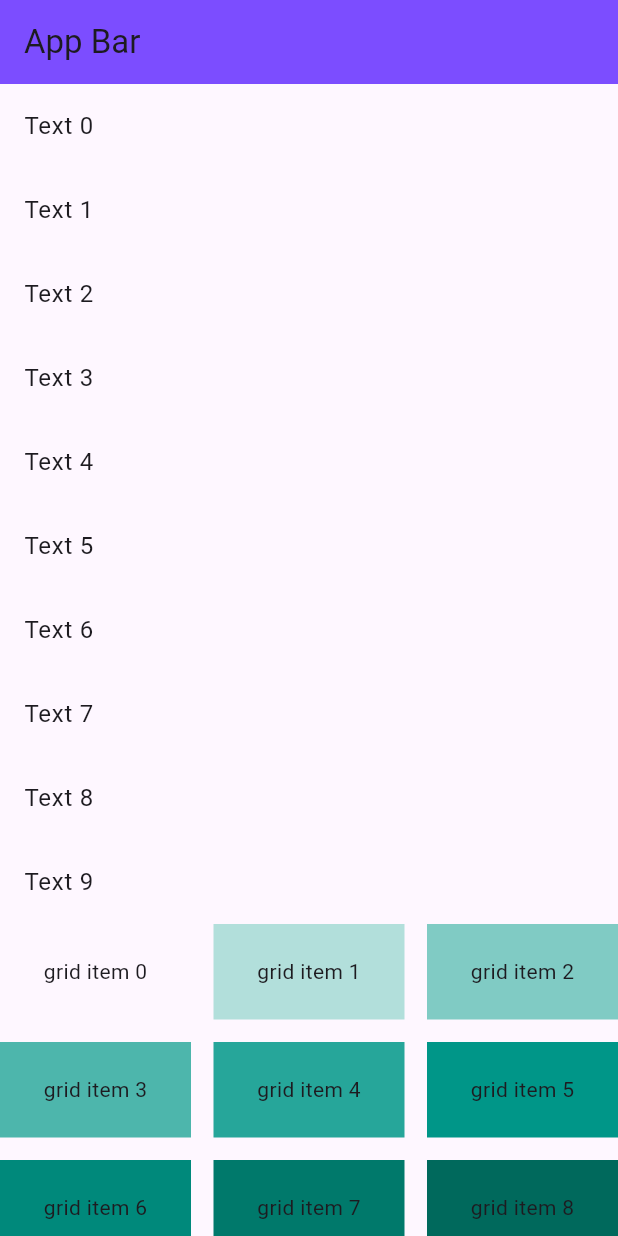
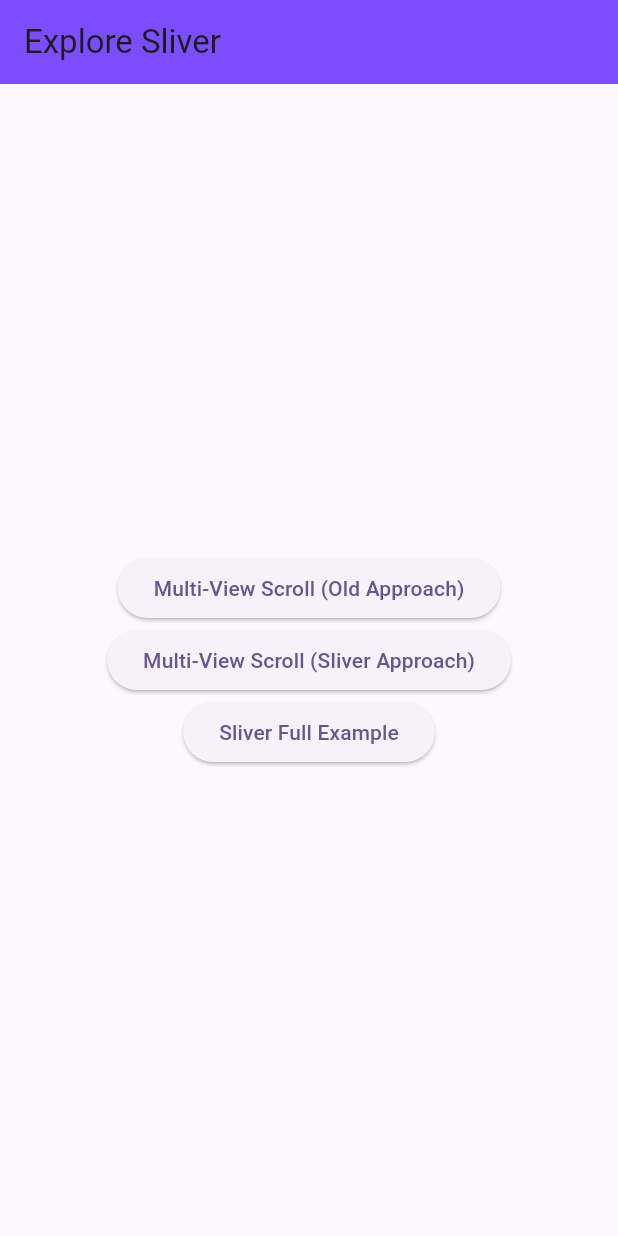
Before and after one commit to ketan7055/flutter_sliver_nested_scroll, a Flutter app: the screen it shows after launch, on a phone screen of 412 x 824 dp. Run offline on Flutter 3.47's test engine with Material 3 defaults, Android fonts, the phone set to English and light mode, and no system bars.

Commit message:
old & sliver approach updated

```diff
--- a/lib/main.dart
+++ b/lib/main.dart
@@ -1,4 +1,7 @@
 import 'package:flutter/material.dart';
+import 'package:sliver_widget_poc/multi_scrolling_with_sliver.dart';
+import 'package:sliver_widget_poc/multi_view_scroll_screen.dart';
+import 'package:sliver_widget_poc/sliver_example_screen.dart';
 
 void main() {
   runApp(const MyApp());
@@ -14,140 +17,61 @@ class MyApp extends StatelessWidget {
       title: 'Flutter Demo',
       theme: ThemeData(
         appBarTheme: const AppBarTheme(
-        iconTheme: IconThemeData(color: Colors.black),
-    color: Colors.deepPurpleAccent,), //<-- SEE HERE
-        // This is the theme of your application.
-        //
-        // TRY THIS: Try running your application with "flutter run". You'll see
-        // the application has a blue toolbar. Then, without quitting the app,
-        // try changing the seedColor in the colorScheme below to Colors.green
-        // and then invoke "hot reload" (save your changes or press the "hot
-        // reload" button in a Flutter-supported IDE, or press "r" if you used
-        // the command line to start the app).
-        //
-        // Notice that the counter didn't reset back to zero; the application
-        // state is not lost during the reload. To reset the state, use hot
-        // restart instead.
-        //
-        // This works for code too, not just values: Most code changes can be
-        // tested with just a hot reload.
+          iconTheme: IconThemeData(color: Colors.black),
+          color: Colors.deepPurpleAccent,
+        ), //<-- SEE HERE
+
         colorScheme: ColorScheme.fromSeed(seedColor: Colors.deepPurple),
         useMaterial3: true,
       ),
-      // home: const Scaffold(body:   SliverWidget()),
-      home: const Scaffold(body:   MyHomePageWithNestedScrollViewAndSnappingAppBar()),
+      home: Scaffold(
+          appBar: AppBar(
+            title: const Text('Explore Sliver'),
+          ),
+          body: const HomePage()),
     );
   }
 }
-class MyHomePageWithNestedScrollViewAndSnappingAppBar extends StatelessWidget {
-  const MyHomePageWithNestedScrollViewAndSnappingAppBar({Key? key})
-      : super(key: key);
+
+class HomePage extends StatelessWidget {
+  const HomePage({super.key});
 
   @override
   Widget build(BuildContext context) {
-    return NestedScrollView(
-      // Changes the way the inner and outer scroll are linked together
-      floatHeaderSlivers: false,
-      // This builds the scrollable content above the body
-      headerSliverBuilder: (context, innerBoxIsScrolled) => [
-        // This redirects the amount of the overlap to the injector
-        SliverOverlapAbsorber(
-          handle: NestedScrollView.sliverOverlapAbsorberHandleFor(context),
-          sliver: SliverAppBar(
-            title: const Text('App Bar'),
-            // expandedHeight: 200,
-            // pinned: true,
-            floating: true,
-            snap: true,
-            /// keep  floating: true,  snap: true,  for floating appbar
-            /// pinned: true and no remove property snap with pinned
-            forceElevated: innerBoxIsScrolled,
+    return Center(
+      child: Column(
+        mainAxisAlignment: MainAxisAlignment.center,
+        children: [
+          ElevatedButton(
+            onPressed: () {
+              Navigator.push(
+                  context,
+                  MaterialPageRoute(
+                      builder: (context) => const MultiViewScrollScreen()));
+            },
+            child: const Text('Multi-View Scroll (Old Approach)'),
           ),
-        ),
-      ],
-      // The content of the scroll view
-      body: Builder(builder: (context) {
-        return CustomScrollView(
-          slivers: [
-            // Injects the overlapped amount into the scrollable area
-            // SliverOverlapInjector(
-            //   handle: NestedScrollView.sliverOverlapAbsorberHandleFor(context),
-            // ),
-            SliverList(
-
-              delegate: SliverChildBuilderDelegate(
-                childCount: 10,
-                    (context, index) => ListTile(
-                  title: Text(
-                    'Text $index',
-                  ),
-                ),
-              ),
-            ),
-            SliverGrid(
-              delegate: SliverChildBuilderDelegate(
-                    (context, index) {
-                  return Container(
-                    alignment: Alignment.center,
-                    color: Colors.teal[100 * (index % 9)],
-                    child: Text('grid item $index'),
-                  );
-                },
-                childCount: 20,
-              ),
-              gridDelegate: const SliverGridDelegateWithFixedCrossAxisCount(
-                crossAxisCount: 3,
-                mainAxisSpacing: 15,
-                crossAxisSpacing: 15,
-                childAspectRatio: 2.0,
-              ),
-            ),
-
-            SliverToBoxAdapter(
-              child: Container(
-                color: Colors.yellow,
-                padding: const EdgeInsets.all(8.0),
-                child: const Text('Grid Header', style: TextStyle(fontSize: 24)),
-              ),
-            ),
-            SliverGrid.count(
-              crossAxisCount: 3,
-              mainAxisSpacing: 10.0,
-              crossAxisSpacing: 10.0,
-              childAspectRatio: 4.0,
-              children: <Widget>[
-                Container(color: Colors.red),
-                Container(color: Colors.green),
-                Container(color: Colors.blue),
-                Container(color: Colors.red),
-                Container(color: Colors.green),
-                Container(color: Colors.blue),
-              ],
-            ),
-            SliverToBoxAdapter(
-              child: Container(
-                color: Colors.yellow,
-                padding: const EdgeInsets.all(8.0),
-                child: const Text('Grid Extent', style: TextStyle(fontSize: 24)),
-              ),
-            ),
-            SliverGrid.extent(
-              maxCrossAxisExtent: 100,
-              mainAxisSpacing: 10.0,
-              crossAxisSpacing: 10.0,
-              childAspectRatio: 4.0,
-              children: <Widget>[
-                Container(color: Colors.pink),
-                Container(color: Colors.indigo),
-                Container(color: Colors.orange),
-                Container(color: Colors.pink),
-                Container(color: Colors.indigo),
-                Container(color: Colors.orange),
-              ],
-            ),
-          ],
-        );
-      }),
+          ElevatedButton(
+            onPressed: () {
+              Navigator.push(
+                  context,
+                  MaterialPageRoute(
+                      builder: (context) =>
+                          const MultiViewScrollNewApproachScreen()));
+            },
+            child: const Text('Multi-View Scroll (Sliver Approach)'),
+          ),
+          ElevatedButton(
+            onPressed: () {
+              Navigator.push(
+                  context,
+                  MaterialPageRoute(
+                      builder: (context) => const SliverExampleScreen()));
+            },
+            child: const Text('Sliver Full Example'),
+          ),
+        ],
+      ),
     );
   }
 }
```
Also changed, not shown: lib/multi_scrolling_with_sliver.dart (added, +62 -0 lines), lib/multi_view_scroll_screen.dart (added, +58 -0 lines), lib/sliver_example_screen.dart (added, +111 -0 lines), pubspec.lock, 3 other files.
